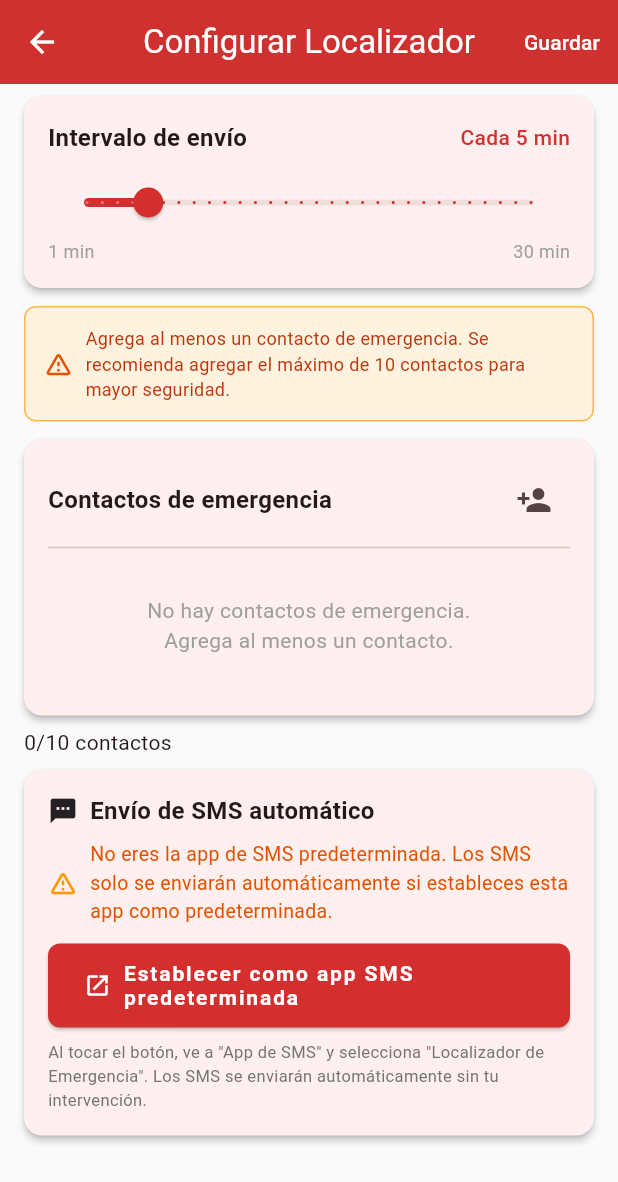
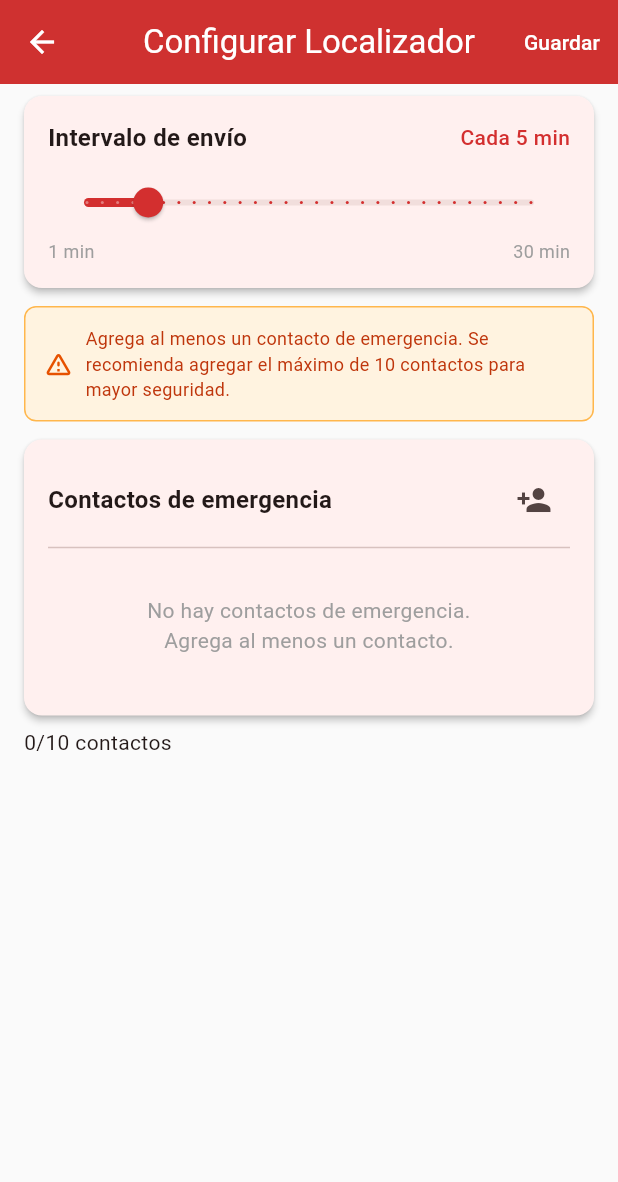
Before and after one commit to jhcoder2024/localizador-movil-emergencia, a Flutter app: the ConfigScreen screen opened directly, on a phone screen of 412 x 824 dp. Shown: the top 1182 px of the screen. Run offline on Flutter 3.47's test engine with Material 3 defaults, Android fonts, the phone set to English and light mode, and no system bars; our stand-ins replace audioplayers, dio, drift, equatable, flutter_contacts, flutter_dotenv and 7 more; missing offline and left inert: flutter_background_service; accounts and stored records are empty; generated files the repository leaves out were written again; statements that could not run were skipped; project files that could hold a hidden picture were left out.

Commit message:
Ajuste de solicitud de configuracion de app predeterminada de sms

```diff
--- a/lib/app/di/presentation_module.dart
+++ b/lib/app/di/presentation_module.dart
@@ -21,7 +21,6 @@ void initPresentationModule() {
       guardarConfiguracion: getIt(),
       obtenerConfiguracion: getIt(),
       contactoRepository: getIt(),
-      smsRepository: getIt(),
     ),
   );
   getIt.registerFactory<InboxProvider>(
--- a/lib/main.dart
+++ b/lib/main.dart
@@ -9,7 +9,6 @@ import 'package:localizador_movil_emergencia/presentation/screens/permissions_sc
 import 'package:localizador_movil_emergencia/presentation/screens/splash_screen.dart';
 import 'package:localizador_movil_emergencia/presentation/screens/conversation_screen.dart';
 import 'package:localizador_movil_emergencia/core/theme/app_theme.dart';
-import 'package:localizador_movil_emergencia/presentation/services/emergency_background_service.dart';
 import 'package:localizador_movil_emergencia/presentation/services/notification_service.dart';
 import 'package:provider/provider.dart';
 import 'package:go_router/go_router.dart';
@@ -21,7 +20,6 @@ void main() async {
   await initDataModule();
   initDomainModule();
   initPresentationModule();
-  await EmergencyBackgroundService.initialize();
   await NotificationService.initialize();
   runApp(const LocalizadorEmergenciaApp());
 }
--- a/lib/presentation/providers/config_provider.dart
+++ b/lib/presentation/providers/config_provider.dart
@@ -3,7 +3,6 @@ import 'package:flutter/foundation.dart';
 import 'package:localizador_movil_emergencia/domain/entities/configuracion.dart';
 import 'package:localizador_movil_emergencia/domain/entities/contacto_emergencia.dart';
 import 'package:localizador_movil_emergencia/domain/repositories/contacto_repository.dart';
-import 'package:localizador_movil_emergencia/domain/repositories/sms_repository.dart';
 import 'package:localizador_movil_emergencia/domain/usecases/guardar_configuracion_usecase.dart';
 import 'package:localizador_movil_emergencia/domain/usecases/obtener_configuracion_usecase.dart';
 
@@ -11,19 +10,15 @@ class ConfigProvider extends ChangeNotifier {
   final GuardarConfiguracionUseCase _guardarConfiguracion;
   final ObtenerConfiguracionUseCase _obtenerConfiguracion;
   final ContactoRepository _contactoRepository;
-  final SmsRepository _smsRepository;
   StreamSubscription? _configSub;
-  bool _esAppSmsDefault = false;
 
   ConfigProvider({
     required GuardarConfiguracionUseCase guardarConfiguracion,
     required ObtenerConfiguracionUseCase obtenerConfiguracion,
     required ContactoRepository contactoRepository,
-    required SmsRepository smsRepository,
   })  : _guardarConfiguracion = guardarConfiguracion,
         _obtenerConfiguracion = obtenerConfiguracion,
-        _contactoRepository = contactoRepository,
-        _smsRepository = smsRepository;
+        _contactoRepository = contactoRepository;
 
   Configuracion _configuracion = const Configuracion();
   List<ContactoTelefono> _contactosAgenda = [];
@@ -38,21 +33,6 @@ class ConfigProvider extends ChangeNotifier {
   String? get error => _error;
   bool get guardado => _guardado;
   bool get maxContactosAlcanzado => _configuracion.contactos.length >= 10;
-  bool get esAppSmsDefault => _esAppSmsDefault;
-
-  Future<void> verificarAppSmsDefault() async {
-    _esAppSmsDefault = await _smsRepository.esAppSmsDefault();
-    notifyListeners();
-  }
-
-  Future<void> abrirAjustesSmsDefault() async {
-    final resultado = await _smsRepository.solicitarSerSmsDefault();
-    if (resultado) {
-      _esAppSmsDefault = true;
-      notifyListeners();
-    }
-  }
-
   Future<void> init() async {
     if (_configSub != null) return;
     _configSub = _obtenerConfiguracion().listen((config) {
@@ -60,7 +40,6 @@ class ConfigProvider extends ChangeNotifier {
       notifyListeners();
     });
     await cargarContactosAgenda();
-    await verificarAppSmsDefault();
   }
 
   Future<void> cargarContactosAgenda() async {
--- a/lib/presentation/screens/config_screen.dart
+++ b/lib/presentation/screens/config_screen.dart
@@ -142,83 +142,7 @@ class _ConfigScreenState extends State<ConfigScreen> {
                     ],
                   ),
                 ),
-                Card(
-                  margin: const EdgeInsets.symmetric(horizontal: 16, vertical: 8),
-                  child: Padding(
-                    padding: const EdgeInsets.all(16),
-                    child: Column(
-                      crossAxisAlignment: CrossAxisAlignment.start,
-                      children: [
-                        const Row(
-                          children: [
-                            Icon(Icons.sms, size: 20),
-                            SizedBox(width: 8),
-                            Text(
-                              'Envío de SMS automático',
-                              style: TextStyle(
-                                  fontSize: 16, fontWeight: FontWeight.w600),
-                            ),
-                          ],
-                        ),
-                        const SizedBox(height: 8),
-                        Row(
-                          children: [
-                            Icon(
-                              provider.esAppSmsDefault
-                                  ? Icons.check_circle
-                                  : Icons.warning_amber_rounded,
-                              color: provider.esAppSmsDefault
-                                  ? Colors.green
-                                  : Colors.orange,
-                              size: 20,
-                            ),
-                            const SizedBox(width: 8),
-                            Expanded(
-                              child: Text(
-                                provider.esAppSmsDefault
-                                    ? 'App de SMS predeterminada ✅'
-                                    : 'No eres la app de SMS predeterminada. '
-                                        'Los SMS solo se enviarán automáticamente si estableces esta app como predeterminada.',
-                                style: TextStyle(
-                                  fontSize: 13,
-                                  color: provider.esAppSmsDefault
-                                      ? Colors.green
-                                      : Colors.orange[900],
-                                ),
-                              ),
-                            ),
-                          ],
-                        ),
-                        if (!provider.esAppSmsDefault) ...[
-                          const SizedBox(height: 12),
-                          SizedBox(
-                            width: double.infinity,
-                            child: ElevatedButton.icon(
-                              onPressed: provider.abrirAjustesSmsDefault,
-                              icon: const Icon(Icons.open_in_new, size: 18),
-                              label: const Text(
-                                  'Establecer como app SMS predeterminada'),
-                              style: ElevatedButton.styleFrom(
-                                backgroundColor: const Color(0xFFD32F2F),
-                                foregroundColor: Colors.white,
-                              ),
-                            ),
-                          ),
-                          const SizedBox(height: 8),
-                          Text(
-                            'Al tocar el botón, ve a "App de SMS" y selecciona '
-                            '"Localizador de Emergencia". Los SMS se enviarán '
-                            'automáticamente sin tu intervención.',
-                            style: TextStyle(
-                              fontSize: 11,
-                              color: Colors.grey[600],
-                            ),
-                          ),
-                        ],
-                      ],
-                    ),
-                  ),
-                ),
+
                 if (provider.cargando)
                   const Padding(
                     padding: EdgeInsets.all(16),
```
Also changed, not shown: lib/data/repositories/sms_repository_impl.dart (+11 -14 lines), lib/presentation/screens/splash_screen.dart (+0 -55 lines), 1 other file.
